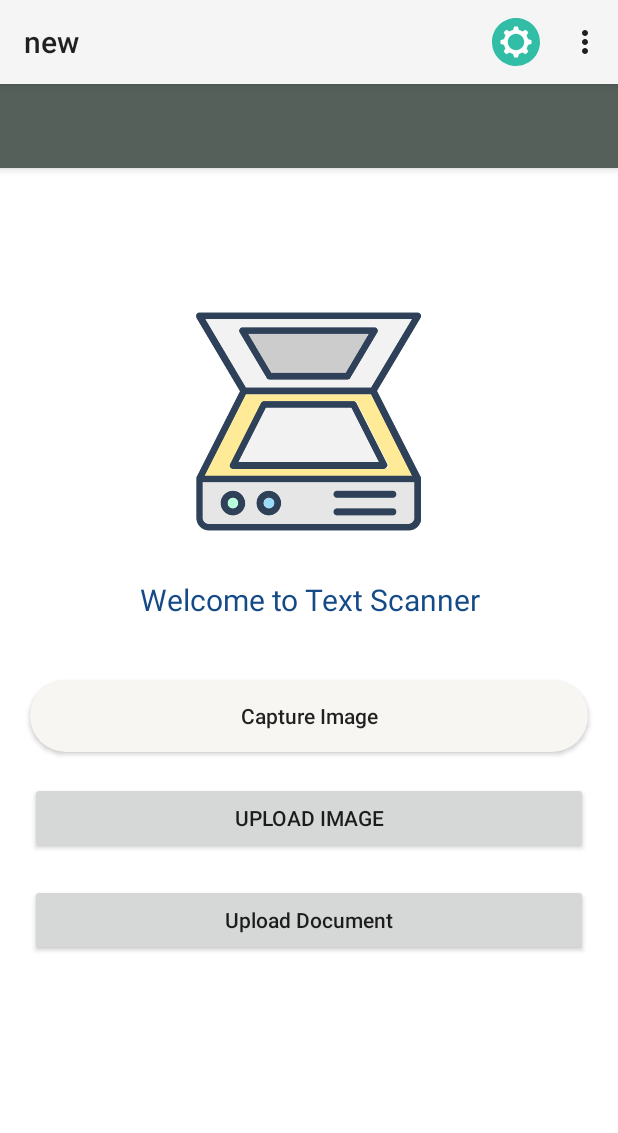
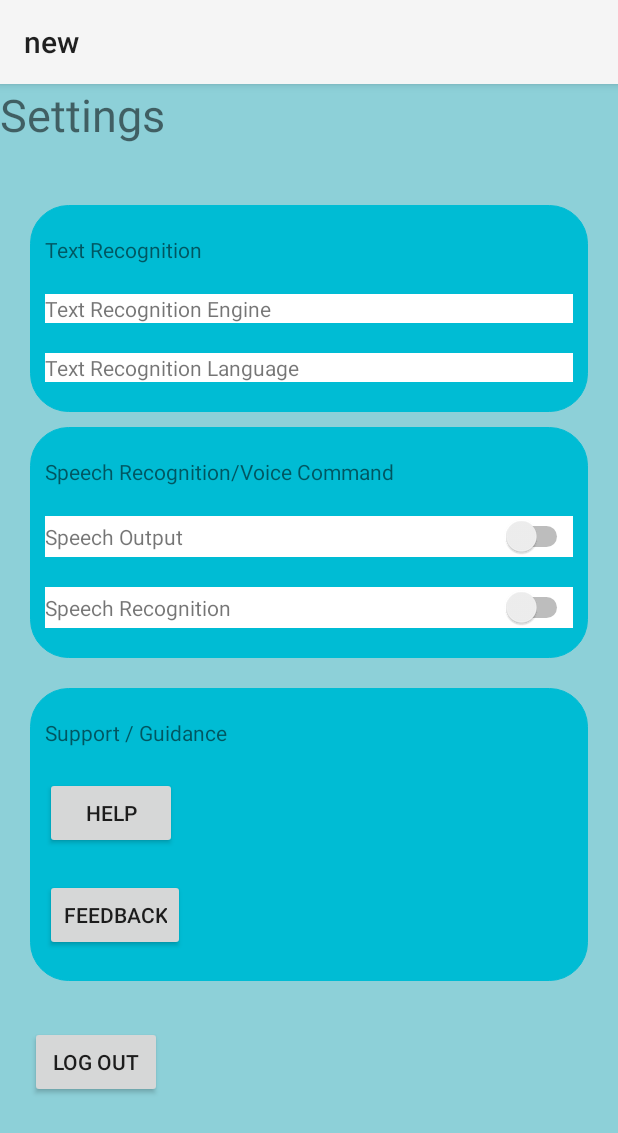
Before and after one commit to Anil-03/OCR_Application_for_visually_impaired, an Android app: the screen it shows after launch (MainActivity before the commit, Settings after it), after a tap on "Settings", on a phone screen of 412 x 824 dp. Shown: the top 1133 px of the screen. Run offline under Robolectric (Android 15) with nearby library versions, the phone set to English and light mode, and no system bars; 1 statement that could not run was skipped.

Commit message:
working application

```diff
--- a/app/src/main/AndroidManifest.xml
+++ b/app/src/main/AndroidManifest.xml
@@ -18,6 +18,12 @@
         android:supportsRtl="true"
         android:theme="@style/Theme.New"
         tools:targetApi="31">
+        <activity
+            android:name=".Preference"
+            android:exported="false" />
+        <activity
+            android:name=".Settings"
+            android:exported="false" />
         <activity
             android:name=".Help"
             android:exported="false" />
--- /dev/null
+++ b/app/src/main/java/com/example/anew/Settings.java
@@ -0,0 +1,14 @@
+package com.example.anew;
+
+import android.os.Bundle;
+
+import androidx.appcompat.app.AppCompatActivity;
+
+public class Settings extends AppCompatActivity {
+    @Override
+    protected void onCreate(Bundle savedInstanceState) {
+        super.onCreate(savedInstanceState);
+        setContentView(R.layout.activity_settings);
+
+    }
+}
--- /dev/null
+++ b/app/src/main/res/drawable/rounded_layout.xml
@@ -0,0 +1,9 @@
+<?xml version="1.0" encoding="utf-8"?>
+<shape xmlns:android="http://schemas.android.com/apk/res/android">
+    <corners android:radius="25dp"/>
+    <stroke android:width="0.9dp"
+        android:color="@color/black"/>
+    <size
+        android:height="40dp"
+        android:width="40dp"/>
+</shape>
--- /dev/null
+++ b/app/src/main/res/layout/activity_settings.xml
@@ -0,0 +1,189 @@
+<?xml version="1.0" encoding="utf-8"?>
+<LinearLayout xmlns:android="http://schemas.android.com/apk/res/android"
+    xmlns:app="http://schemas.android.com/apk/res-auto"
+    xmlns:tools="http://schemas.android.com/tools"
+    android:id="@+id/main"
+    android:layout_width="match_parent"
+    android:layout_height="match_parent"
+    android:background="#8DD0D8"
+    android:orientation="vertical"
+    tools:context=".Settings">
+    <TextView
+        android:layout_width="match_parent"
+        android:layout_height="wrap_content"
+        android:text="@string/settings"
+        android:textSize="30sp"/>
+
+    <LinearLayout
+        android:id="@+id/linear1"
+        android:layout_width="match_parent"
+        android:layout_height="wrap_content"
+        android:layout_marginTop="40dp"
+        android:orientation="vertical"
+        android:background="@drawable/rounded_layout"
+        android:backgroundTint="#00BCD4"
+        android:layout_marginHorizontal="20dp">
+
+        <TextView
+            android:layout_width="match_parent"
+            android:layout_height="wrap_content"
+            android:text="@string/text_recognition"
+            android:layout_marginHorizontal="10dp"
+
+            android:layout_marginVertical="20dp"
+            android:background="#00BCD4"/>
+        <LinearLayout
+            android:layout_width="match_parent"
+            android:layout_marginHorizontal="10dp"
+            android:layout_height="wrap_content"
+            android:background="#FFF"
+            android:orientation="horizontal">
+            <TextView
+                android:layout_width="wrap_content"
+                android:text="@string/text_recognition_engine"
+                android:layout_marginEnd="60dp"
+                android:layout_height="wrap_content"
+                />
+            <Spinner
+                android:id="@+id/engine_spinner"
+                android:background="#CAC2C2"
+                android:layout_width="match_parent"
+                android:layout_height="wrap_content"/>
+
+        </LinearLayout>
+        <LinearLayout
+            android:layout_width="match_parent"
+            android:layout_marginHorizontal="10dp"
+            android:layout_height="wrap_content"
+            android:layout_marginVertical="20dp"
+            android:background="#FFF"
+            android:orientation="horizontal">
+            <TextView
+                android:layout_width="wrap_content"
+                android:text="@string/text_recognition_language"
+                android:layout_marginEnd="40dp"
+                android:layout_height="wrap_content"
+                />
+            <Spinner
+                android:id="@+id/language_spinner"
+                android:background="#CAC2C2"
+                android:layout_width="match_parent"
+                android:layout_height="wrap_content"/>
+
+        </LinearLayout>
+    </LinearLayout>
+
+    <LinearLayout
+        android:id="@+id/linear2"
+        android:layout_width="match_parent"
+        android:layout_height="wrap_content"
+        android:background="@drawable/rounded_layout"
+        android:backgroundTint="#00BCD4"
+        android:layout_marginVertical="10dp"
+        android:orientation="vertical"
+        android:layout_marginHorizontal="20dp">
+        <TextView
+            android:layout_width="match_parent"
+            android:layout_height="wrap_content"
+            android:text="@string/speech_recognition_voice_command"
+            android:layout_marginHorizontal="10dp"
+            android:layout_marginVertical="20dp"
+            android:background="#00BCD4"/>
+        <LinearLayout
+            android:layout_width="match_parent"
+            android:layout_marginHorizontal="10dp"
+            android:layout_height="wrap_content"
+            android:background="#FFF"
+            android:orientation="horizontal">
+            <TextView
+                android:layout_width="wrap_content"
+                android:text="@string/speech_output"
+                android:layout_marginEnd="70dp"
+                android:layout_height="wrap_content"
+                />
+            <Switch
+                android:id="@+id/speechOutput"
+                android:layout_width="match_parent"
+                android:layout_height="wrap_content"
+                tools:ignore="UseSwitchCompatOrMaterialXml" />
+
+        </LinearLayout>
+        <LinearLayout
+            android:layout_width="match_parent"
+            android:layout_marginHorizontal="10dp"
+            android:layout_height="wrap_content"
+            android:layout_marginVertical="20dp"
+            android:background="#FFF"
+            android:orientation="horizontal">
+            <TextView
+                android:layout_width="wrap_content"
+                android:text="@string/speech_recognition"
+                android:layout_marginEnd="40dp"
+                android:layout_height="wrap_content"
+                />
+            <Switch
+                android:id="@+id/speech_recognition"
+                android:layout_width="match_parent"
+                android:layout_height="wrap_content"
+                tools:ignore="UseSwitchCompatOrMaterialXml" />
+
+
+        </LinearLayout>
+    </LinearLayout>
+    <LinearLayout
+        android:id="@+id/linear3"
+        android:layout_width="match_parent"
+        android:layout_height="wrap_content"
+        android:background="@drawable/rounded_layout"
+        android:backgroundTint="#00BCD4"
+        android:layout_marginVertical="10dp"
+        android:orientation="vertical"
+        android:layout_marginHorizontal="20dp">
+        <TextView
+            android:layout_width="match_parent"
+            android:layout_height="wrap_content"
+            android:text="@string/support_guidance"
+            android:layout_marginHorizontal="10dp"
+            android:layout_marginVertical="20dp"
+            android:background="#00BCD4"/>
+        <LinearLayout
+            android:layout_width="match_parent"
+            android:layout_marginHorizontal="10dp"
+            android:layout_height="wrap_content"
+            android:background="#00BCD4"
+            android:orientation="horizontal">
+            <Button
+                android:id="@+id/help"
+                android:layout_width="wrap_content"
+                android:text="@string/help"
+                android:layout_marginEnd="70dp"
+                android:layout_height="wrap_content"
+                />
+
+        </LinearLayout>
+        <LinearLayout
+            android:layout_width="match_parent"
+            android:layout_marginHorizontal="10dp"
+            android:layout_height="wrap_content"
+            android:layout_marginVertical="20dp"
+            android:background="#00BCD4"
+            android:orientation="horizontal">
+            <Button
+                android:id="@+id/feedback"
+                android:layout_width="wrap_content"
+                android:text="@string/feedback"
+                android:layout_marginEnd="40dp"
+                android:layout_height="wrap_content"
+                />
+
+        </LinearLayout>
+    </LinearLayout>
+    <Button
+        android:id="@+id/logout"
+        android:layout_width="wrap_content"
+        android:layout_height="wrap_content"
+        android:layout_marginHorizontal="20dp"
+        android:layout_marginVertical="20dp"
+        android:text="@string/log_out"/>
+
+</LinearLayout>
--- a/app/src/main/res/values/strings.xml
+++ b/app/src/main/res/values/strings.xml
@@ -59,4 +59,22 @@
     <string name="upload_document">Upload Document</string>
     <string name="list_of_commands">List of Commands: \n\n1.Open Camera\n2.Upload Image\n3.Upload Document\n4.read text again\n5.Save as Text\n6.Save as PDF\n7.Go back</string>
     <string name="description_of_commands">Open Camera:-Open the camera to capture an image\n\nUpload Image:-Open the image picker interface to pick an image from device storage\n\nUpload Document:-Opens the document picker interface to select a document to upload\n\nRead Text Again:-Read the text again\n\nSave as Text Document:-Save the text as document\n\nSave as PDF:-Save the text as PDF\n\nGo back:-Go back to home page</string>
+    <string name="text_recognition">Text Recognition</string>
+    <string name="text_recognition_engine">Text Recognition Engine</string>
+    <string name="speech_recognition_voice_commands">Speech Recognition / Voice Commands</string>
+    <string name="speech_output">Speech Output</string>
+    <string name="speech_recognition_voice_command">Speech Recognition/Voice Command</string>
+    <string name="speech_recognition">Speech Recognition</string>
+    <string name="about_us">About Us</string>
+    <string name="log_out">Log Out</string>
+    <string name="feedback">Feedback</string>
+    <string name="support_guidance">Support / Guidance</string>
+    <string name="text_recognition_language">Text Recognition Language</string>
+    <string name="theme">Theme</string>
+    <string name="Theme">\nTheme</string>
+    <string name="style">Style</string>
+    <string name="text_size">Text Size</string>
+    <string name="sound_preferences">Sound Preferences</string>
+    <string name="pitch_rate">Pitch Rate</string>
+    <string name="volume">Volume</string>
 </resources>
```
Also changed, not shown: app/src/main/java/com/example/anew/Help.java (+43 -10 lines), app/src/main/java/com/example/anew/MainActivity.java (+12 -1 lines), app/src/main/java/com/example/anew/Preference.java (added, +17 -0 lines), app/src/main/res/layout/activity_preference.xml (added, +164 -0 lines).
